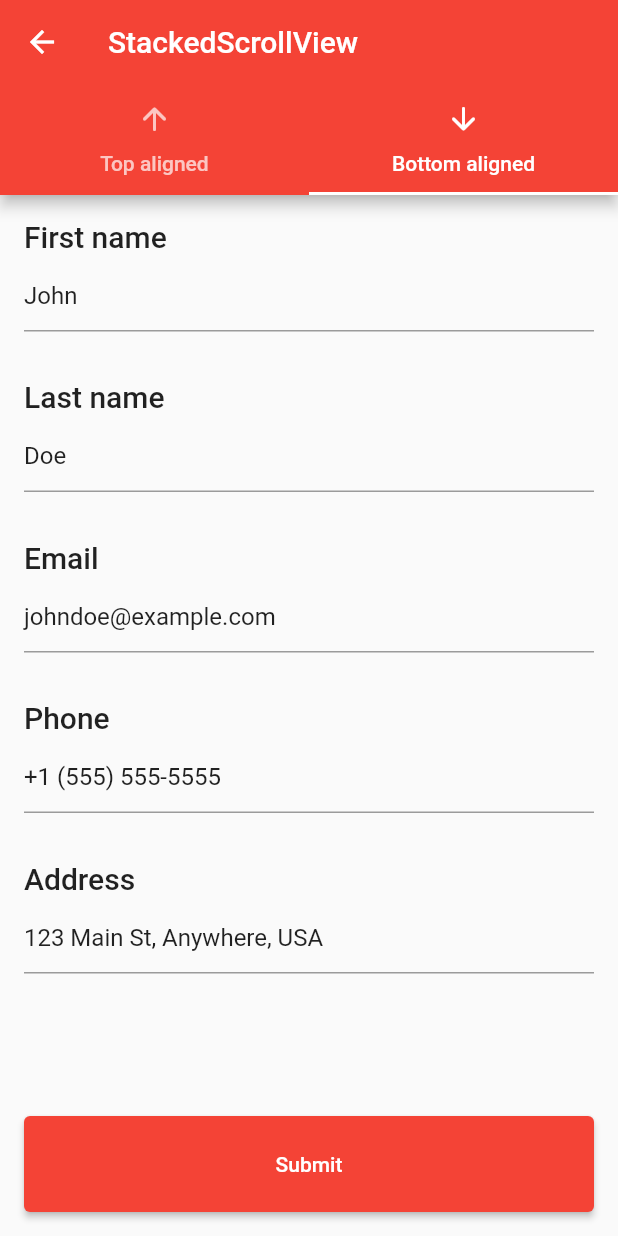
After one commit to jeroen-meijer/sugoi, a Flutter app: the StackedScrollViewPage screen opened directly, tab 2 chosen, after a tap on "Submit", on a phone screen of 412 x 824 dp. The commit adds this screen. Run offline on Flutter 3.47's test engine with Material 2 defaults, Android fonts, the phone set to English and light mode, and no system bars; network calls fail.

Commit message:
feat: add StackedScrollView widget

```diff
--- /dev/null
+++ b/example/lib/lists/lists.dart
@@ -0,0 +1,2 @@
+export 'lists_page.dart';
+export 'stacked_scroll_view_page.dart';
--- /dev/null
+++ b/example/lib/lists/stacked_scroll_view_page.dart
@@ -0,0 +1,234 @@
+import 'package:flutter/material.dart';
+import 'package:sugoi/sugoi.dart';
+
+class StackedScrollViewPage extends StatelessWidget {
+  const StackedScrollViewPage({Key? key}) : super(key: key);
+
+  static Route<void> route() {
+    return MaterialPageRoute<void>(
+      builder: (_) => const StackedScrollViewPage(),
+    );
+  }
+
+  @override
+  Widget build(BuildContext context) {
+    return DefaultTabController(
+      length: 2,
+      child: Scaffold(
+        appBar: AppBar(
+          title: const Text('StackedScrollView'),
+          bottom: const TabBar(
+            tabs: [
+              Tab(
+                icon: Icon(Icons.arrow_upward_rounded),
+                child: Text('Top aligned'),
+              ),
+              Tab(
+                icon: Icon(Icons.arrow_downward_rounded),
+                child: Text('Bottom aligned'),
+              ),
+            ],
+          ),
+        ),
+        body: const TabBarView(
+          children: [
+            _TopAlignedTabPage(),
+            _BottomAlignedTabPage(),
+          ],
+        ),
+      ),
+    );
+  }
+}
+
+class _TopAlignedTabPage extends StatelessWidget {
+  const _TopAlignedTabPage({Key? key}) : super(key: key);
+
+  @override
+  Widget build(BuildContext context) {
+    return StackedScrollView(
+      physics: const BouncingScrollPhysics(
+        parent: AlwaysScrollableScrollPhysics(),
+      ),
+      foregroundChild: const Card(
+        margin: EdgeInsets.all(16),
+        child: Padding(
+          padding: EdgeInsets.symmetric(horizontal: 16),
+          child: TextField(
+            decoration: InputDecoration(
+              labelText: 'Search',
+            ),
+          ),
+        ),
+      ),
+      backgroundChild: SizedBox(
+        width: double.infinity,
+        child: Column(
+          children: [
+            for (int i = 0; i < 20; i++)
+              _ExampleRestaurantCard(
+                index: i,
+              ),
+          ],
+        ),
+      ),
+    );
+  }
+}
+
+class _ExampleRestaurantCard extends StatelessWidget {
+  const _ExampleRestaurantCard({
+    Key? key,
+    required this.index,
+  }) : super(key: key);
+
+  static const _exampleImageUrls = [
+    'https://as1.ftcdn.net/v2/jpg/02/48/92/96/1000_F_248929619_JkVBYroM1rSrshWJemrcjriggudHMUhV.jpg',
+    'https://as1.ftcdn.net/v2/jpg/02/52/38/80/1000_F_252388016_KjPnB9vglSCuUJAumCDNbmMzGdzPAucK.jpg',
+    'https://as2.ftcdn.net/v2/jpg/02/09/64/33/1000_F_209643310_7tdlZx6oMF9iPqnt2PzbXdfYTNKGohdm.jpg',
+    'https://as1.ftcdn.net/v2/jpg/02/60/12/88/1000_F_260128861_Q2ttKHoVw2VrmvItxyCVBnEyM1852MoJ.jpg',
+    'https://as2.ftcdn.net/v2/jpg/02/47/84/83/1000_F_247848348_c9xNhBpQ2aAS4UuSkz52n3BaeY6bXhmz.jpg',
+  ];
+
+  final int index;
+
+  @override
+  Widget build(BuildContext context) {
+    return Card(
+      clipBehavior: Clip.hardEdge,
+      elevation: 8,
+      shape: const RoundedRectangleBorder(
+        borderRadius: BorderRadius.all(Radius.circular(16)),
+      ),
+      margin: const EdgeInsets.all(16),
+      child: SizedBox(
+        width: double.infinity,
+        height: 128,
+        child: Stack(
+          children: [
+            Positioned.fill(
+              child: Image.network(
+                _exampleImageUrls[index % _exampleImageUrls.length],
+                fit: BoxFit.cover,
+              ),
+            ),
+            Positioned.fill(
+              child: DecoratedBox(
+                decoration: BoxDecoration(
+                  gradient: LinearGradient(
+                    begin: Alignment.topCenter,
+                    end: Alignment.bottomCenter,
+                    colors: [
+                      Colors.transparent,
+                      Colors.transparent,
+                      Colors.black.withOpacity(0.8),
+                    ],
+                  ),
+                ),
+              ),
+            ),
+            Align(
+              alignment: Alignment.bottomLeft,
+              child: Padding(
+                padding: const EdgeInsets.all(16),
+                child: Text(
+                  'Restaurant ${index + 1}',
+                  style: Theme.of(context).textTheme.headline6?.copyWith(
+                        color: Colors.white,
+                        fontWeight: FontWeight.bold,
+                      ),
+                ),
+              ),
+            ),
+          ],
+        ),
+      ),
+    );
+  }
+}
+
+class _BottomAlignedTabPage extends StatelessWidget {
+  const _BottomAlignedTabPage({Key? key}) : super(key: key);
+
+  @override
+  Widget build(BuildContext context) {
+    return StackedScrollView(
+      alignToTop: false,
+      physics: const BouncingScrollPhysics(
+        parent: AlwaysScrollableScrollPhysics(),
+      ),
+      foregroundChild: Padding(
+        padding: const EdgeInsets.all(16),
+        child: SizedBox(
+          width: double.infinity,
+          height: 64,
+          child: ElevatedButton(
+            onPressed: () {},
+            child: const Center(
+              child: Text('Submit'),
+            ),
+          ),
+        ),
+      ),
+      backgroundChild: Column(
+        crossAxisAlignment: CrossAxisAlignment.start,
+        children: const [
+          _ExampleFormField(
+            label: 'First name',
+            value: 'John',
+          ),
+          _ExampleFormField(
+            label: 'Last name',
+            value: 'Doe',
+          ),
+          _ExampleFormField(
+            label: 'Email',
+            value: 'johndoe@example.com',
+          ),
+          _ExampleFormField(
+            label: 'Phone',
+            value: '+1 (555) 555-5555',
+          ),
+          _ExampleFormField(
+            label: 'Address',
+            value: '123 Main St, Anywhere, USA',
+          ),
+        ],
+      ),
+    );
+  }
+}
+
+class _ExampleFormField extends StatelessWidget {
+  const _ExampleFormField({
+    Key? key,
+    required this.label,
+    required this.value,
+  }) : super(key: key);
+
+  final String label;
+  final String value;
+
+  @override
+  Widget build(BuildContext context) {
+    return Padding(
+      padding: const EdgeInsets.symmetric(
+        horizontal: 16,
+        vertical: 16,
+      ),
+      child: Column(
+        crossAxisAlignment: CrossAxisAlignment.start,
+        children: [
+          Text(
+            label,
+            style: Theme.of(context).textTheme.headline6,
+          ),
+          const SizedBox(height: 4),
+          TextFormField(
+            initialValue: value,
+          ),
+        ],
+      ),
+    );
+  }
+}
--- /dev/null
+++ b/lib/src/lists/lists.dart
@@ -0,0 +1 @@
+export 'stacked_scroll_view.dart';
--- /dev/null
+++ b/lib/src/lists/stacked_scroll_view.dart
@@ -0,0 +1,155 @@
+import 'package:flutter/gestures.dart';
+import 'package:flutter/material.dart';
+
+/// {@template stacked_scroll_view}
+/// A widget that displays a scrollable view behind another widget.
+///
+/// This widget is typically used to display a search bar at the top or a button
+/// at the bottom of a scrollable view. The scrollable [backgroundChild] will
+/// have padding applied to it so that the content of the scrollable view will
+/// be offset properly to account for [foregroundChild].
+///
+/// For example, if [alignToTop] is `true`, the [foregroundChild] will be placed
+/// at the top and the scrollable [backgroundChild] will have padding applied to
+/// the top to account for the size of the [foregroundChild], but once scrolled,
+/// the background content will behind and past the foreground, while the latter
+/// stays fixed in place.
+/// {@endtemplate}
+class StackedScrollView extends StatefulWidget {
+  /// {@macro stacked_scroll_view}
+  const StackedScrollView({
+    Key? key,
+    this.alignToTop = true,
+    this.scrollDirection = Axis.vertical,
+    this.reverse = false,
+    this.padding,
+    this.primary,
+    this.physics,
+    this.controller,
+    this.dragStartBehavior = DragStartBehavior.start,
+    this.clipBehavior = Clip.hardEdge,
+    this.restorationId,
+    this.keyboardDismissBehavior = ScrollViewKeyboardDismissBehavior.manual,
+    required this.foregroundChild,
+    required this.backgroundChild,
+  }) : super(key: key);
+
+  /// Whether to align the [foregroundChild] to the top of the scrollable view.
+  ///
+  /// If `true`, the [foregroundChild] and the padding necessary to account for
+  /// it will be placed at the top of the scrollable view. Otherwise, they will
+  /// be placed at the bottom.
+  final bool alignToTop;
+
+  /// The direction in which this widget scrolls.
+  final Axis scrollDirection;
+
+  /// Whether the scroll view scrolls in the reading direction.
+  final bool reverse;
+
+  /// The amount of space by which to inset the [foregroundChild].
+  final EdgeInsets? padding;
+
+  /// Whether this is the primary scroll view associated with the parent
+  final bool? primary;
+
+  /// How the scroll view should respond to user input.
+  final ScrollPhysics? physics;
+
+  /// The controller that manages the scroll view.
+  final ScrollController? controller;
+
+  /// {@macro flutter.widgets.scrollable.dragStartBehavior}
+  final DragStartBehavior dragStartBehavior;
+
+  /// The clipping behavior to use.
+  final Clip clipBehavior;
+
+  /// {@macro flutter.widgets.scrollable.restorationId}
+  final String? restorationId;
+
+  /// How this scroll view should dismiss the on-screen keyboard.
+  final ScrollViewKeyboardDismissBehavior keyboardDismissBehavior;
+
+  /// The widget to show in front of the [backgroundChild].
+  ///
+  /// Depending on [alignToTop], this widget will either be placed at the top
+  /// or the bottom of the viewport. The height of this widget will determine
+  /// how much padding is applied to the appropriate side of the scrollable
+  /// [backgroundChild].
+  final Widget foregroundChild;
+
+  /// The scrollable widget to show behind the [foregroundChild].
+  ///
+  /// This widget will have padding applied to it so that the content of the
+  /// scrollable view will be offset properly to account for the size of the
+  /// [foregroundChild]. Where this padding is applied is determined by
+  /// [alignToTop].
+  final Widget backgroundChild;
+
+  @override
+  State<StackedScrollView> createState() => _StackedScrollViewState();
+}
+
+class _StackedScrollViewState extends State<StackedScrollView> {
+  final _foregroundKey = GlobalKey();
+
+  var _foregroundHeight = 0.0;
+
+  @override
+  void initState() {
+    super.initState();
+    _scheduleForegroundHeightUpdate();
+  }
+
+  void _scheduleForegroundHeightUpdate() {
+    WidgetsBinding.instance!.addPostFrameCallback((_) {
+      setState(() {
+        _foregroundHeight = _foregroundKey.currentContext!.size!.height;
+      });
+    });
+  }
+
+  @override
+  Widget build(BuildContext context) {
+    final foregroundInsets = EdgeInsets.only(
+      top: widget.alignToTop ? _foregroundHeight : 0.0,
+      bottom: widget.alignToTop ? 0.0 : _foregroundHeight,
+    );
+    final effectivePadding =
+        (widget.padding ?? EdgeInsets.zero).add(foregroundInsets);
+
+    return NotificationListener<SizeChangedLayoutNotification>(
+      onNotification: (notification) {
+        _scheduleForegroundHeightUpdate();
+        return true;
+      },
+      child: Stack(
+        children: <Widget>[
+          SingleChildScrollView(
+            scrollDirection: widget.scrollDirection,
+            reverse: widget.reverse,
+            padding: effectivePadding,
+            primary: widget.primary,
+            physics: widget.physics,
+            controller: widget.controller,
+            dragStartBehavior: widget.dragStartBehavior,
+            clipBehavior: widget.clipBehavior,
+            restorationId: widget.restorationId,
+            keyboardDismissBehavior: widget.keyboardDismissBehavior,
+            child: widget.backgroundChild,
+          ),
+          Align(
+            alignment: widget.alignToTop
+                ? Alignment.topCenter
+                : Alignment.bottomCenter,
+            child: SizeChangedLayoutNotifier(
+              key: _foregroundKey,
+              child: widget.foregroundChild,
+            ),
+          )
+        ],
+      ),
+    );
+  }
+}
--- a/lib/sugoi.dart
+++ b/lib/sugoi.dart
@@ -1,4 +1,5 @@
 /// A set of interesting and fun UI components and routes for Flutter.
 library sugoi;
 
+export 'src/lists/lists.dart';
 export 'src/routes/routes.dart';
--- a/pubspec.yaml
+++ b/pubspec.yaml
@@ -1,6 +1,6 @@
 name: sugoi
 description: A set of interesting and fun UI components, animations and routes for Flutter.
-version: 1.0.0+2
+version: 1.1.0
 homepage: https://github.com/jeroen-meijer/sugoi
 repository: https://github.com/jeroen-meijer/sugoi
 
```
Also changed, not shown: example/lib/home_page.dart (+9 -0 lines), example/lib/lists/lists_page.dart (added, +33 -0 lines), 32 other files.
